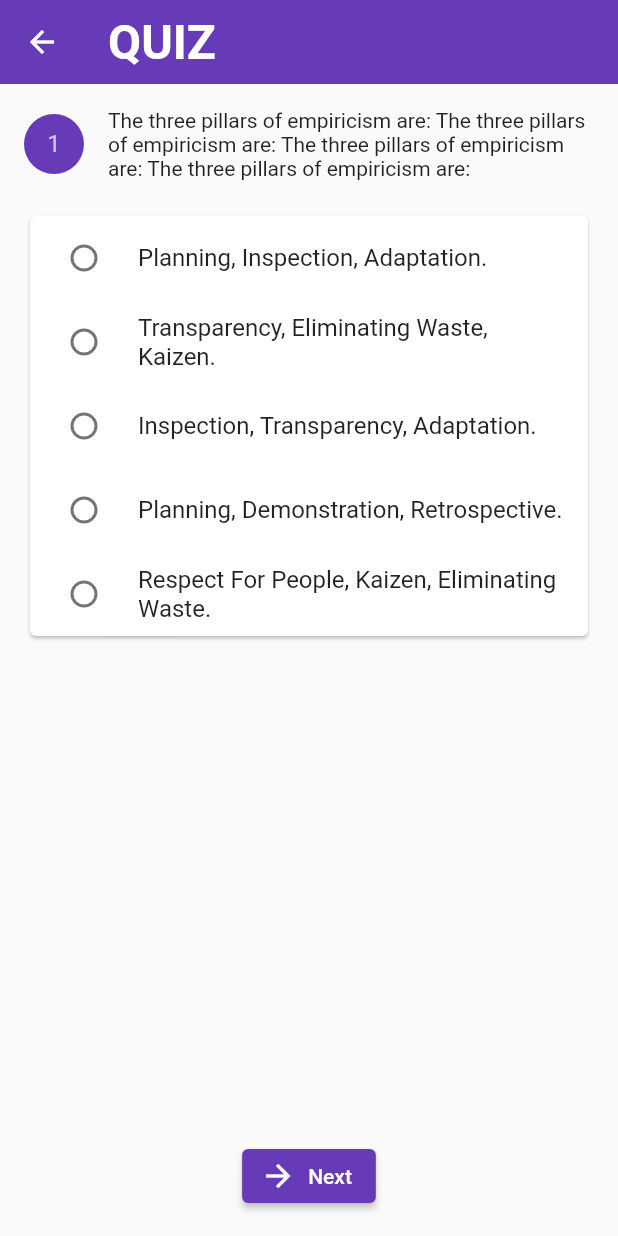
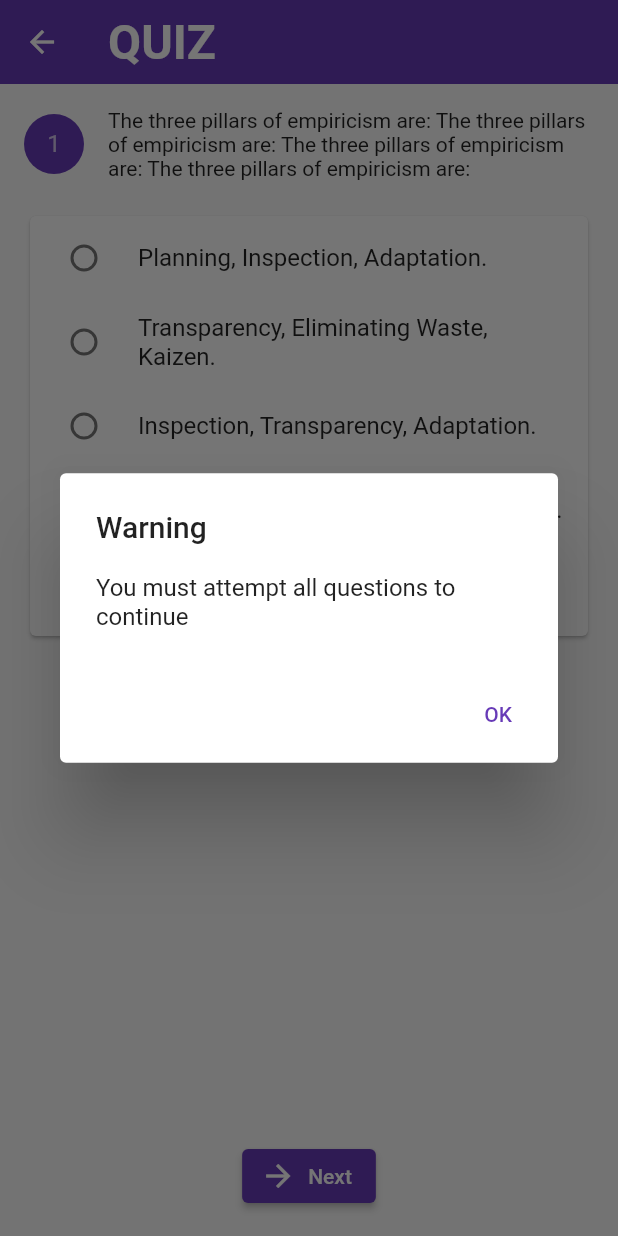
Before and after one commit to ngthanhphuc/Quizzy, a Flutter app: the QuizScreen screen opened directly, after a tap on "Next", on a phone screen of 412 x 824 dp. Run offline on Flutter 3.47's test engine with Material 2 defaults, Android fonts, the phone set to English and light mode, and no system bars; our stand-ins replace google_fonts.

Commit message:
update change question button

```diff
--- a/lib/data/question.dart
+++ b/lib/data/question.dart
@@ -40,5 +40,17 @@ final List<Question> questionsData = [
       ],
       answer: 1,
       feedback:
-          "The Product Owner is the sole person responsible for ordering the Product Backlog.")
+          "The Product Owner is the sole person responsible for ordering the Product Backlog."),
+  Question(
+      id: 3,
+      question: "What is the recommended size for a Scrum Team?",
+      options: [
+        "Minimum of 7.",
+        "9.",
+        "Typically 10 or fewer people.",
+        "7 plus or minus 2."
+      ],
+      answer: 2,
+      feedback:
+          "A Scrum Team is small enough to remain nimble and large enough to complete significant work within a Sprint, typically 10 or fewer people. Generally smaller teams communicate better and are more productive")
 ];
--- a/lib/screen/quiz/quiz_screen.dart
+++ b/lib/screen/quiz/quiz_screen.dart
@@ -1,5 +1,6 @@
 import 'package:flutter/material.dart';
 import 'package:quizzy/data/question.dart';
+import 'package:quizzy/screen/result/result_screen.dart';
 import 'package:quizzy/themes/app_text_styles.dart';
 
 class QuizScreen extends StatefulWidget {
@@ -41,7 +42,8 @@ class _QuizScreenState extends State<QuizScreen> {
               child: Column(
                 mainAxisSize: MainAxisSize.min,
                 children: [
-                  ...question.options.map((option) => RadioListTile(
+                  ...question.options.map(
+                    (option) => RadioListTile(
                       title: Text(option),
                       value: option,
                       groupValue: _answers[_currentIndex],
@@ -50,7 +52,8 @@ class _QuizScreenState extends State<QuizScreen> {
                           _answers[_currentIndex] = option;
                         });
                       },
-                      ))
+                    ),
+                  )
                 ],
               ),
             ),
@@ -58,10 +61,7 @@ class _QuizScreenState extends State<QuizScreen> {
               child: Container(
                 alignment: Alignment.bottomCenter,
                 child: ElevatedButton.icon(
-                  onPressed: () {
-                    Navigator.push(context,
-                        MaterialPageRoute(builder: (_) => QuizScreen()));
-                  },
+                  onPressed: _handleNext,
                   label: Text('Next'),
                   icon: Icon(Icons.arrow_forward),
                 ),
@@ -72,4 +72,36 @@ class _QuizScreenState extends State<QuizScreen> {
       ),
     );
   }
+
+  void _handleNext() {
+    if (_answers[_currentIndex] == null) {
+      _showAlertDialog();
+      return;
     }
+    if (_currentIndex < (questionsData.length - 1)) {
+      setState(() {
+        _currentIndex++;
+      });
+    } else {
+      Navigator.of(context).pushReplacement(MaterialPageRoute(
+        builder: (context) => QuizResultScreen(),
+      ));
+    }
+  }
+
+  void _showAlertDialog() {
+    showDialog<String>(
+      context: context,
+      builder: (BuildContext context) => AlertDialog(
+        title: const Text('Warning'),
+        content: const Text('You must attempt all questions to continue'),
+        actions: <Widget>[
+          TextButton(
+            onPressed: () => Navigator.pop(context, 'OK'),
+            child: const Text('OK'),
+          ),
+        ],
+      ),
+    );
+  }
+}
```
Also changed, not shown: lib/screen/result/result_screen.dart (added, +15 -0 lines). Lines whose indentation alone changed are shown as unchanged.
